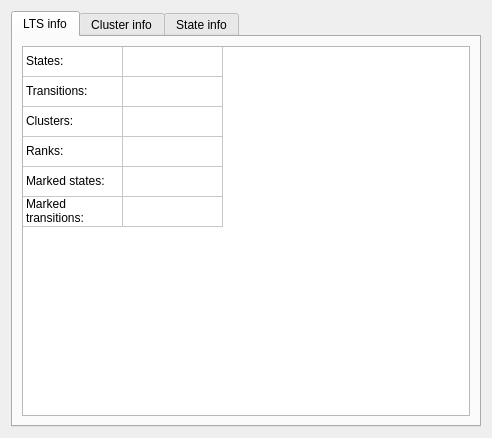
This is tools/ltsview-qt/infodialog.ui in gijskant/mcrl2-pmc as Qt 5 draws it before an edit. The edited form follows.
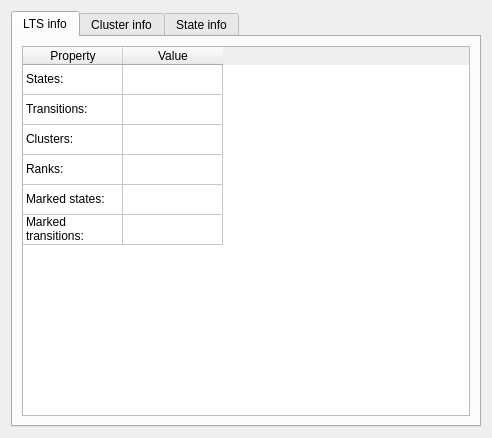
This is the edited form.

What changed in the file:
```diff
--- a/tools/ltsview-qt/infodialog.ui
+++ b/tools/ltsview-qt/infodialog.ui
@@ -32,18 +32,12 @@
          <property name="selectionBehavior">
           <enum>QAbstractItemView::SelectRows</enum>
          </property>
-         <attribute name="horizontalHeaderVisible">
-          <bool>false</bool>
-         </attribute>
          <attribute name="verticalHeaderVisible">
           <bool>false</bool>
          </attribute>
          <attribute name="verticalHeaderVisible">
           <bool>false</bool>
          </attribute>
-         <attribute name="horizontalHeaderVisible">
-          <bool>false</bool>
-         </attribute>
          <row>
           <property name="text">
            <string>New Row</string>
@@ -76,12 +70,12 @@
          </row>
          <column>
           <property name="text">
-           <string>New Column</string>
+           <string>Property</string>
           </property>
          </column>
          <column>
           <property name="text">
-           <string>New Column</string>
+           <string>Value</string>
           </property>
          </column>
          <item row="0" column="0">
```
Left out of the diff: 14 changed lines with no effect on the pictures.
